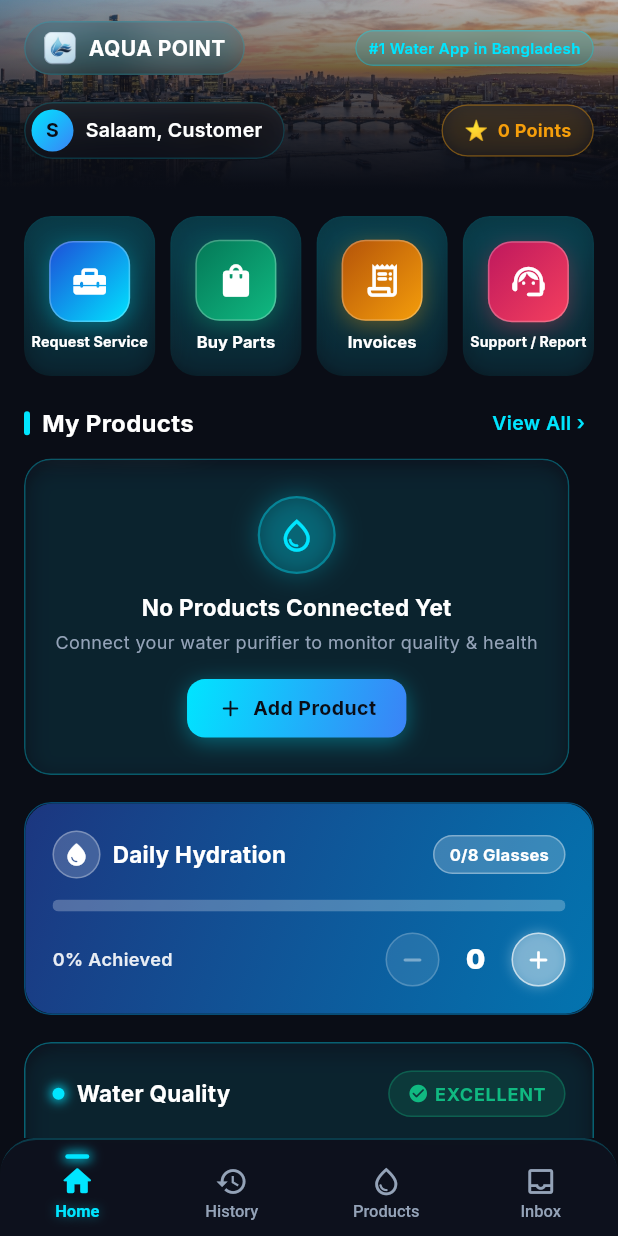
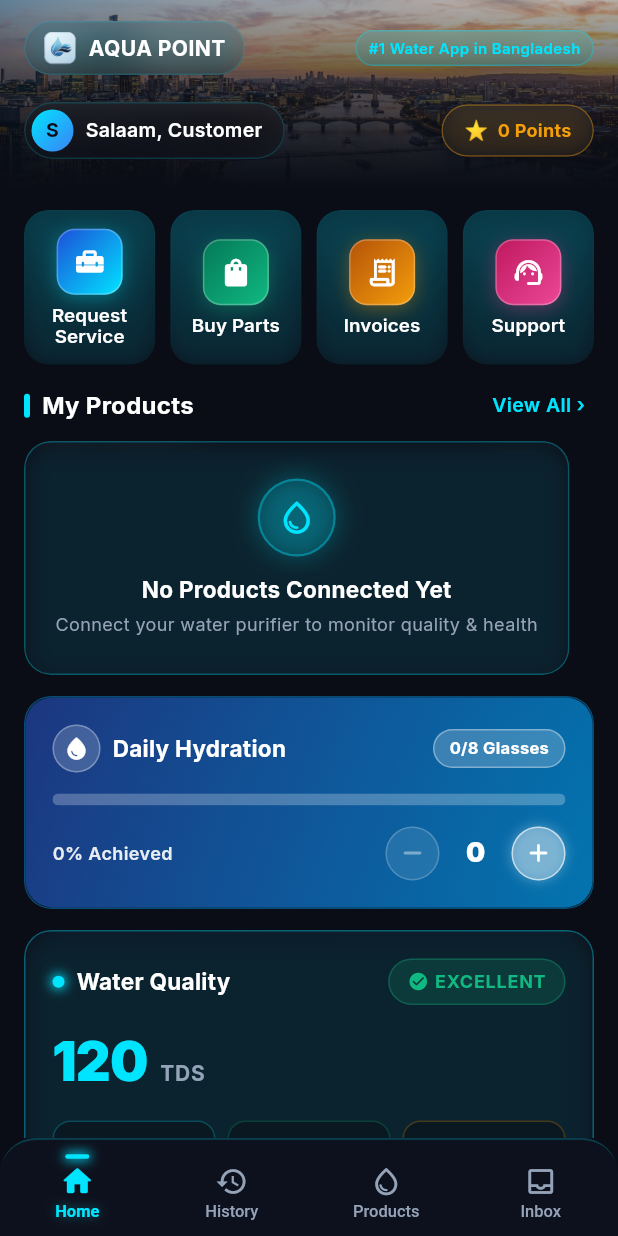
Before and after one commit to mahbubshihab/aqua_point_user_app, a Flutter app: the screen it shows after launch, on a phone screen of 412 x 824 dp. Run offline on Flutter 3.47's test engine with Material 3 defaults, Android fonts, the light colour scheme and no system bars; our stand-ins replace equatable, flutter_bloc, gap, google_fonts; network calls fail.

Commit message:
refactor(home): modularize homepage components, remove Add Product button from My Products, and compact Quick Actions with standard text size

```diff
--- a/lib/features/home/presentation/pages/home_page.dart
+++ b/lib/features/home/presentation/pages/home_page.dart
@@ -9,6 +9,7 @@
 import '../bloc/home_event.dart';
 import '../bloc/home_state.dart';
 import '../widgets/blogs_news_section.dart';
+import '../widgets/home_footer_widget.dart';
 import '../widgets/home_header_banner.dart';
 import '../widgets/hydration_tracker_widget.dart';
 import '../widgets/my_products_section.dart';
@@ -76,7 +77,7 @@
                         );
                       },
                     ),
-                    const Gap(18),
+                    const Gap(14),
 
                     // Content below header banner with horizontal padding
                     Padding(
@@ -118,11 +119,11 @@
                                 },
                               ),
                               QuickActionItem(
-                                label: 'Support / Report',
+                                label: 'Support',
                                 icon: Icons.support_agent_rounded,
-                                iconColor: const Color(0xFFF43F5E),
-                                gradientColors: const [Color(0xFFBE185D), Color(0xFFF43F5E)],
-                                glowColor: const Color(0x55F43F5E),
+                                iconColor: const Color(0xFFEC4899),
+                                gradientColors: const [Color(0xFFBE185D), Color(0xFFEC4899)],
+                                glowColor: const Color(0x55EC4899),
                                 onTap: () {
                                   Navigator.push(
                                     context,
@@ -132,11 +133,11 @@
                               ),
                             ],
                           ),
-                          const Gap(18),
+                          const Gap(14),
 
                           // My Products Section
                           const MyProductsSection(),
-                          const Gap(18),
+                          const Gap(14),
 
                           // Hydration Tracker Widget
                           HydrationTrackerWidget(
@@ -148,33 +149,23 @@
                               context.read<HomeBloc>().add(const DecrementHydration());
                             },
                           ),
-                          const Gap(18),
+                          const Gap(14),
 
                           // Water Quality Card
                           WaterQualityCard(waterQuality: state.waterQuality),
-                          const Gap(18),
+                          const Gap(14),
 
                           // Services Grid
                           const ServicesGrid(),
-                          const Gap(18),
+                          const Gap(14),
 
                           // Blogs & News Section
                           BlogsNewsSection(blogs: state.blogs),
-                          const Gap(24),
+                          const Gap(14),
 
-                          // Footer
-                          const Center(
-                            child: Text(
-                              'Crafted With ❤️ by AQUA POINT',
-                              style: TextStyle(
-                                fontSize: 12,
-                                fontWeight: FontWeight.w500,
-                                color: AppColors.textSecondary,
-                                letterSpacing: 0.5,
-                              ),
-                            ),
-                          ),
-                          const SizedBox(height: 16),
+                          // Standalone Modular Footer Widget
+                          const HomeFooterWidget(),
+                          const Gap(14),
                         ],
                       ),
                     ),
--- /dev/null
+++ b/lib/features/home/presentation/widgets/home_footer_widget.dart
@@ -0,0 +1,24 @@
+import 'package:flutter/material.dart';
+import '../../../../core/theme/app_colors.dart';
+
+class HomeFooterWidget extends StatelessWidget {
+  const HomeFooterWidget({super.key});
+
+  @override
+  Widget build(BuildContext context) {
+    return const Padding(
+      padding: EdgeInsets.symmetric(vertical: 16.0),
+      child: Center(
+        child: Text(
+          'Crafted with ❤️ by AQUA POINT',
+          style: TextStyle(
+            fontSize: 12,
+            fontWeight: FontWeight.w500,
+            color: AppColors.textSecondary,
+            letterSpacing: 0.5,
+          ),
+        ),
+      ),
+    );
+  }
+}
--- a/lib/features/home/presentation/widgets/my_products_section.dart
+++ b/lib/features/home/presentation/widgets/my_products_section.dart
@@ -4,12 +4,10 @@
 
 class MyProductsSection extends StatelessWidget {
   final VoidCallback? onViewAllTap;
-  final VoidCallback? onAddProductTap;
 
   const MyProductsSection({
     super.key,
     this.onViewAllTap,
-    this.onAddProductTap,
   });
 
   @override
@@ -122,52 +120,6 @@
                   color: AppColors.textSecondary,
                 ),
               ),
-              const SizedBox(height: 16),
-
-              // Vibrant Electric Cyan/Blue Gradient Action Button + Add Product
-              Container(
-                decoration: BoxDecoration(
-                  gradient: const LinearGradient(
-                    colors: [Color(0xFF00E5FF), Color(0xFF3B82F6)],
-                    begin: Alignment.topLeft,
-                    end: Alignment.bottomRight,
-                  ),
-                  borderRadius: BorderRadius.circular(12),
-                  boxShadow: [
-                    BoxShadow(
-                      color: const Color(0xFF00E5FF).withValues(alpha: 0.35),
-                      blurRadius: 12,
-                      offset: const Offset(0, 3),
-                    ),
-                  ],
-                ),
-                child: Material(
-                  color: Colors.transparent,
-                  child: InkWell(
-                    onTap: onAddProductTap,
-                    borderRadius: BorderRadius.circular(12),
-                    child: const Padding(
-                      padding: EdgeInsets.symmetric(horizontal: 20, vertical: 10),
-                      child: Row(
-                        mainAxisSize: MainAxisSize.min,
-                        children: [
-                          Icon(Icons.add_rounded, size: 18, color: Color(0xFF0A0D16)),
-                          SizedBox(width: 6),
-                          Text(
-                            'Add Product',
-                            style: TextStyle(
-                              fontSize: 13,
-                              fontWeight: FontWeight.bold,
-                              color: Color(0xFF0A0D16),
-                              letterSpacing: 0.3,
-                            ),
-                          ),
-                        ],
-                      ),
-                    ),
-                  ),
-                ),
-              ),
             ],
           ),
         ),
--- a/lib/features/home/presentation/widgets/quick_action_grid.dart
+++ b/lib/features/home/presentation/widgets/quick_action_grid.dart
@@ -55,11 +55,11 @@
             glowColor: Color(0x55F59E0B),
           ),
           const QuickActionItem(
-            label: 'Support / Report',
+            label: 'Support',
             icon: Icons.support_agent_rounded,
-            iconColor: Color(0xFFF43F5E),
-            gradientColors: [Color(0xFFBE185D), Color(0xFFF43F5E)],
-            glowColor: Color(0x55F43F5E),
+            iconColor: Color(0xFFEC4899),
+            gradientColors: [Color(0xFFBE185D), Color(0xFFEC4899)],
+            glowColor: Color(0x55EC4899),
           ),
         ];
 
@@ -69,7 +69,7 @@
       physics: const NeverScrollableScrollPhysics(),
       crossAxisSpacing: 10,
       mainAxisSpacing: 10,
-      childAspectRatio: 0.82,
+      childAspectRatio: 0.85,
       children: actionItems.map((item) {
         return QuickActionTile(item: item);
       }).toList(),
@@ -114,8 +114,8 @@
         },
         onTapCancel: () => setState(() => _isPressed = false),
         child: GlassCard(
-          padding: const EdgeInsets.symmetric(vertical: 8, horizontal: 4),
-          borderRadius: 18,
+          padding: const EdgeInsets.symmetric(vertical: 10, horizontal: 4),
+          borderRadius: 16,
           fillColor: const Color(0x1F141A2D),
           borderGradient: const LinearGradient(
             begin: Alignment.topCenter,
@@ -129,13 +129,13 @@
             mainAxisAlignment: MainAxisAlignment.center,
             mainAxisSize: MainAxisSize.min,
             children: [
-              // 54x54px 3D Gradient Icon Container with Glow Shadow
+              // 44x44px 3D Glowing Gradient Icon Badge
               Container(
-                width: 54,
-                height: 54,
+                width: 44,
+                height: 44,
                 alignment: Alignment.center,
                 decoration: BoxDecoration(
-                  borderRadius: BorderRadius.circular(16),
+                  borderRadius: BorderRadius.circular(12),
                   gradient: LinearGradient(
                     colors: gradientColors,
                     begin: Alignment.topLeft,
@@ -148,34 +148,31 @@
                   boxShadow: [
                     BoxShadow(
                       color: glowColor,
-                      blurRadius: 12,
+                      blurRadius: 10,
                       spreadRadius: 0,
-                      offset: const Offset(0, 4),
+                      offset: const Offset(0, 3),
                     ),
                   ],
                 ),
                 child: Icon(
                   item.icon,
                   color: Colors.white,
-                  size: 26,
+                  size: 22,
                 ),
               ),
-              const SizedBox(height: 8),
-              // Clean, bold, high-contrast white title typography
-              FittedBox(
-                fit: BoxFit.scaleDown,
-                child: Text(
+              const SizedBox(height: 6),
+              // Standard text size (fontSize: 12.5, fontWeight: FontWeight.w600)
+              Text(
                 item.label,
                 textAlign: TextAlign.center,
                 maxLines: 2,
                 overflow: TextOverflow.ellipsis,
                 style: const TextStyle(
-                    fontSize: 11,
-                    fontWeight: FontWeight.w700,
+                  fontSize: 12.5,
+                  fontWeight: FontWeight.w600,
                   color: Colors.white,
                   height: 1.15,
                   letterSpacing: 0.1,
-                  ),
                 ),
               ),
             ],
```
Lines whose indentation alone changed are shown as unchanged.
